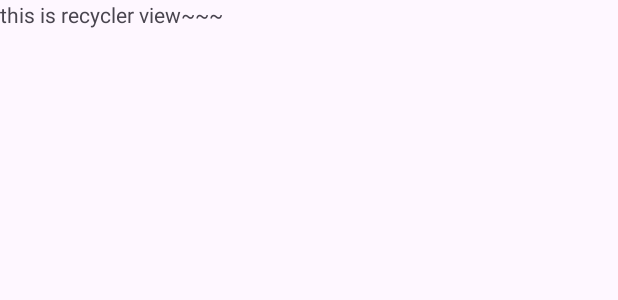
After one commit to Daseul727/mobile_sample, an Android app: the layout fragment_order.xml on its own in the app's theme, with its tools: preview values and no code run, on a phone screen of 412 x 824 dp. The commit adds this screen. Shown: the top 300 px of the screen. Run offline under Robolectric (Android 15) with nearby library versions, the phone set to English and light mode, and no system bars.

Commit message:
fragment 이동 임시저장

```diff
--- /dev/null
+++ b/basic_mobile/app/src/main/res/layout/fragment_order.xml
@@ -0,0 +1,12 @@
+<?xml version="1.0" encoding="utf-8"?>
+<layout
+    xmlns:android="http://schemas.android.com/apk/res/android"
+    xmlns:app="http://schemas.android.com/apk/res-auto"
+    xmlns:tools="http://schemas.android.com/tools">
+
+    <TextView
+        android:text="this is recycler view~~~"
+        android:layout_width="match_parent"
+        android:layout_height="match_parent"/>
+
+</layout>
```
Also changed, not shown: basic_mobile/app/src/main/java/com/example/basic_mobile/MainActivity.kt (+7 -0 lines), basic_mobile/app/src/main/java/com/example/basic_mobile/ui/order/OrderFragment.kt (added, +36 -0 lines).
